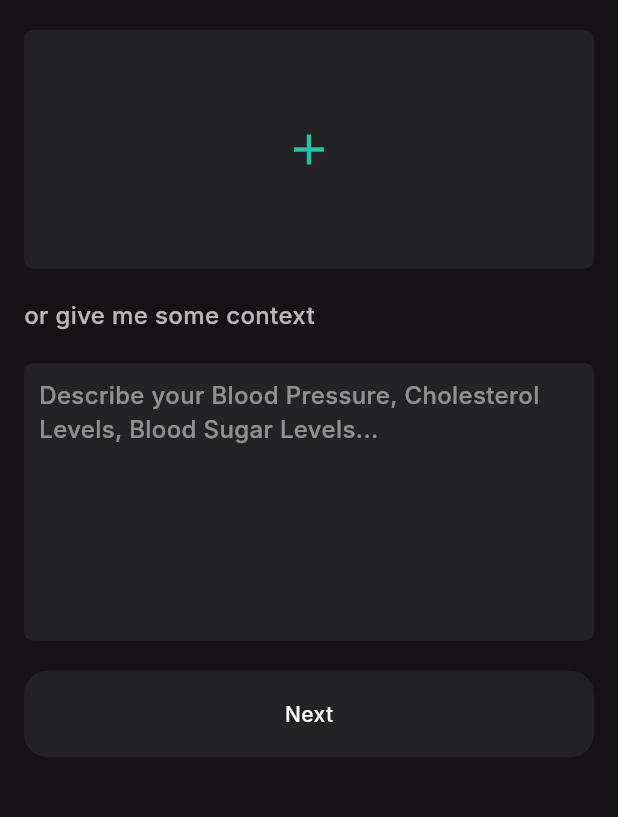
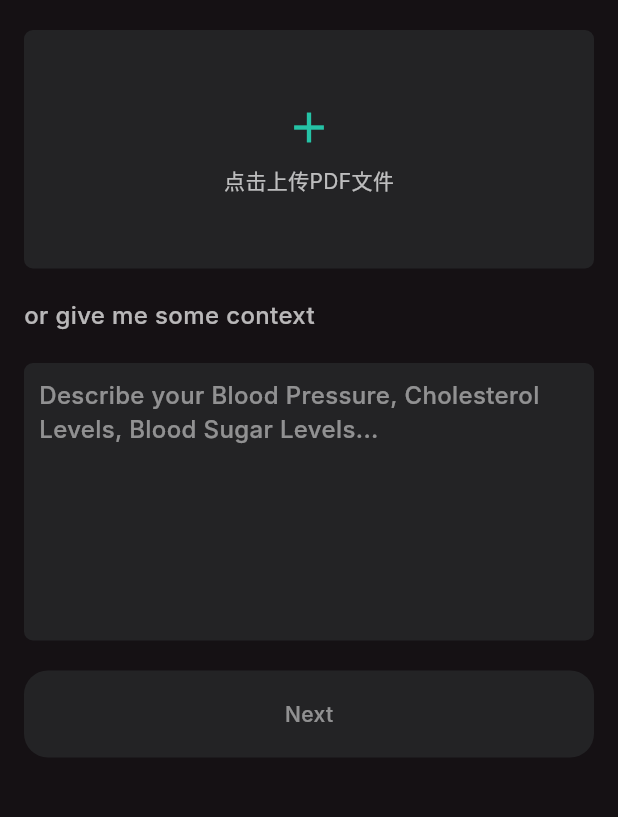
Before and after one commit to kulame/health_app, a Flutter app: the screen it shows after launch, on a phone screen of 412 x 824 dp, the part 267-1084 px from its top. Run offline on Flutter 3.47's test engine with Material 3 defaults, Android fonts, the phone set to English and light mode, and no system bars; our stand-ins replace file_picker; Roboto replaces fonts that are missing (Inter).

Commit message:
feat(HealthStatusScreen): add file upload functionality for PDFs

```diff
--- a/lib/screen/HealthStatusScreen.dart
+++ b/lib/screen/HealthStatusScreen.dart
@@ -1,7 +1,42 @@
 import 'package:flutter/material.dart';
+import 'package:file_picker/file_picker.dart';
 import 'Home.dart';
 
-class HealthStatusScreen extends StatelessWidget {
+class HealthStatusScreen extends StatefulWidget {
+  @override
+  _HealthStatusScreenState createState() => _HealthStatusScreenState();
+}
+
+class _HealthStatusScreenState extends State<HealthStatusScreen> {
+  String? _fileName;
+  bool _isUploading = false;
+
+  Future<void> _pickAndUploadFile() async {
+    try {
+      setState(() => _isUploading = true);
+
+      FilePickerResult? result = await FilePicker.platform.pickFiles(
+        type: FileType.custom,
+        allowedExtensions: ['pdf'],
+      );
+
+      if (result != null) {
+        setState(() {
+          _fileName = result.files.single.name;
+        });
+        // TODO: 这里添加上传到服务器的逻辑
+        // 示例：等待2秒模拟上传
+        await Future.delayed(Duration(seconds: 2));
+      }
+    } catch (e) {
+      ScaffoldMessenger.of(context).showSnackBar(
+        SnackBar(content: Text('文件上传失败：$e')),
+      );
+    } finally {
+      setState(() => _isUploading = false);
+    }
+  }
+
   @override
   Widget build(BuildContext context) {
     return Scaffold(
@@ -59,18 +94,53 @@ class HealthStatusScreen extends StatelessWidget {
                   ),
                 ),
                 SizedBox(height: 20),
-                Container(
+                GestureDetector(
+                  onTap: _isUploading ? null : _pickAndUploadFile,
+                  child: Container(
                     width: double.infinity,
                     height: 159,
                     decoration: BoxDecoration(
                       color: Color.fromRGBO(35, 35, 37, 1),
                       borderRadius: BorderRadius.circular(6),
                     ),
-                  child: Center(
-                    child: Icon(
-                      Icons.add,
+                    child: Column(
+                      mainAxisAlignment: MainAxisAlignment.center,
+                      children: [
+                        if (_isUploading)
+                          CircularProgressIndicator(
+                            color: Color.fromRGBO(37, 195, 166, 1),
+                          )
+                        else
+                          Icon(
+                            _fileName != null ? Icons.description : Icons.add,
                             color: Color.fromRGBO(37, 195, 166, 1),
                             size: 34,
+                          ),
+                        if (_fileName != null) ...[
+                          SizedBox(height: 8),
+                          Text(
+                            _fileName!,
+                            style: TextStyle(
+                              color: Colors.white,
+                              fontSize: 14,
+                              fontFamily: 'Inter',
+                            ),
+                          ),
+                        ],
+                        SizedBox(height: 8),
+                        Text(
+                          _isUploading
+                              ? '上传中...'
+                              : _fileName != null
+                                  ? '点击更换文件'
+                                  : '点击上传PDF文件',
+                          style: TextStyle(
+                            color: Colors.white.withOpacity(0.7),
+                            fontSize: 14,
+                            fontFamily: 'Inter',
+                          ),
+                        ),
+                      ],
                     ),
                   ),
                 ),
@@ -114,7 +184,10 @@ class HealthStatusScreen extends StatelessWidget {
                     borderRadius: BorderRadius.circular(16),
                   ),
                   child: GestureDetector(
-                    onTap: () {
+                    onTap: _fileName == null
+                        ? null
+                        : () {
+                            // TODO: 在这里添加调用GPT-4分析PDF的逻辑
                             Navigator.push(
                               context,
                               MaterialPageRoute(builder: (context) => Home()),
@@ -125,7 +198,9 @@ class HealthStatusScreen extends StatelessWidget {
                         "Next",
                         style: TextStyle(
                           fontSize: 14,
-                          color: Colors.white,
+                          color: _fileName == null
+                              ? Colors.white.withOpacity(0.5)
+                              : Colors.white,
                           fontFamily: 'Inter',
                           fontWeight: FontWeight.w500,
                         ),
--- a/pubspec.yaml
+++ b/pubspec.yaml
@@ -30,6 +30,7 @@ environment:
 dependencies:
   flutter:
     sdk: flutter
+  file_picker: ^6.1.1
 
   # The following adds the Cupertino Icons font to your application.
   # Use with the CupertinoIcons class for iOS style icons.
```
Also changed, not shown: pubspec.lock. Lines whose indentation alone changed are shown as unchanged.
